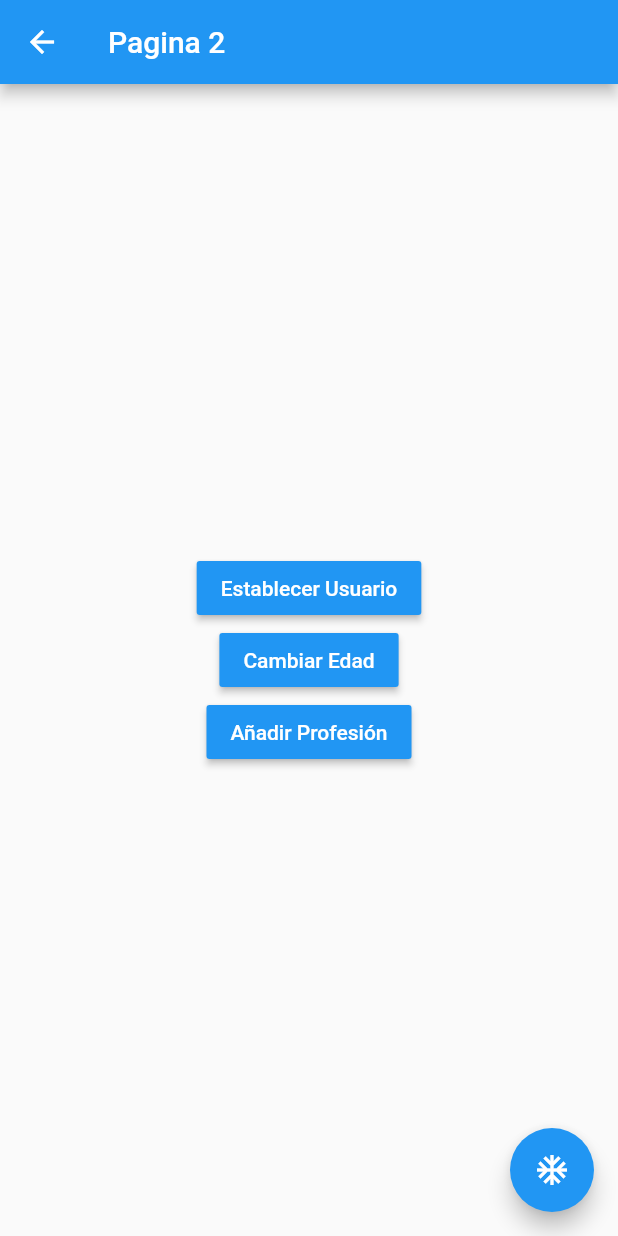
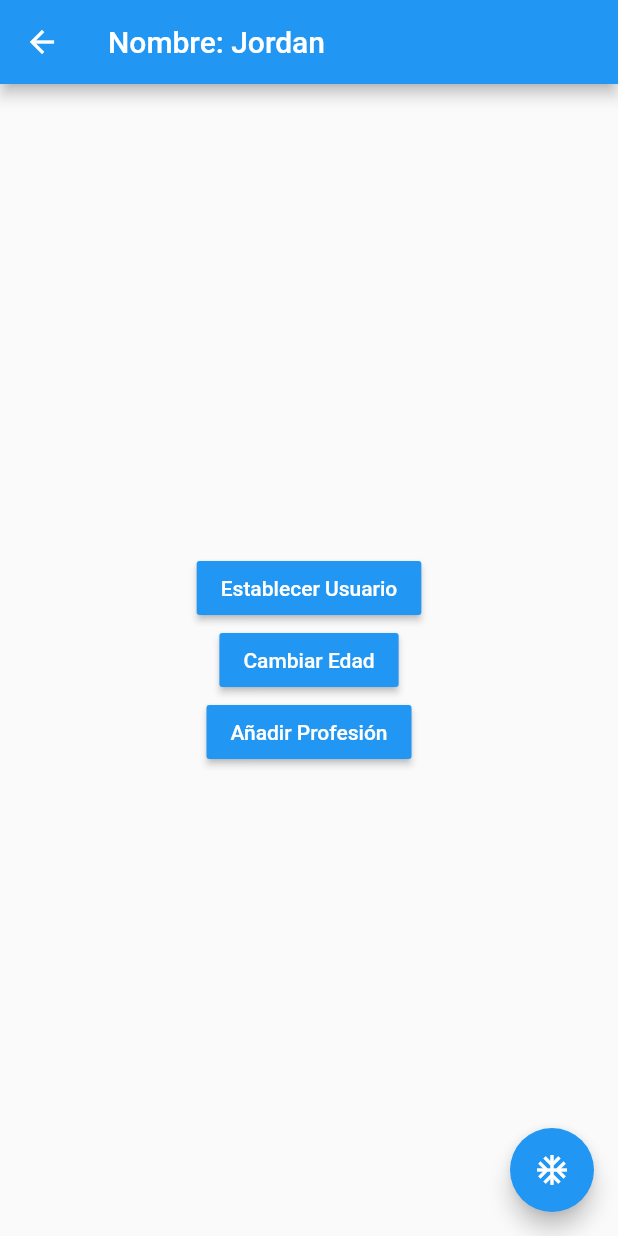
Before and after one commit to JordanGomez27/Flutter-ManejadorEstados, a Flutter app: the Pagina2Page screen opened by its route, after a tap on "Establecer Usuario", on a phone screen of 412 x 824 dp. Run offline on Flutter 3.47's test engine with Material 2 defaults, Android fonts, the phone set to English and light mode, and no system bars; accounts and stored records are empty.

```diff
--- a/lib/models/usuario.dart
+++ b/lib/models/usuario.dart
@@ -6,4 +6,6 @@ class Usuario {
 
   Usuario({ this.nombre, this.edad, this.profesiones });
 
+
+
 }
--- a/lib/pages/pagina1_page.dart
+++ b/lib/pages/pagina1_page.dart
@@ -1,13 +1,27 @@
+import 'package:estados/models/usuario.dart';
+import 'package:estados/services/service.dart';
 import 'package:flutter/material.dart';
+import 'package:provider/provider.dart';
 
 class Pagina1Page extends StatelessWidget {
   @override
   Widget build(BuildContext context) {
+    final usuarioService = Provider.of<UsuarioService>(context);
+
     return Scaffold(
       appBar: AppBar(
         title: Text('Pagina 1'),
+        actions: [
+          IconButton(
+              icon: Icon(Icons.exit_to_app),
+              onPressed: () {
+                usuarioService.removerUsuario();
+              })
+        ],
       ),
-      body: InformacionUsuario(),
+      body: usuarioService.existeUsuario
+          ? InformacionUsuario(user: usuarioService.usuario)
+          : Center(child: Text('No hay usuario seleccionado')),
       floatingActionButton: FloatingActionButton(
           child: Icon(Icons.ac_unit),
           onPressed: () {
@@ -18,6 +32,10 @@ class Pagina1Page extends StatelessWidget {
 }
 
 class InformacionUsuario extends StatelessWidget {
+  final Usuario user;
+
+  const InformacionUsuario({this.user});
+
   @override
   Widget build(BuildContext context) {
     return Container(
@@ -27,19 +45,21 @@ class InformacionUsuario extends StatelessWidget {
       child: Column(
         crossAxisAlignment: CrossAxisAlignment.start,
         children: [
-          Text( 'General', style: TextStyle( fontSize: 18, fontWeight: FontWeight.bold ) ),
+          Text('General',
+              style: TextStyle(fontSize: 18, fontWeight: FontWeight.bold)),
+          Divider(),
+          ListTile(title: Text('Nombre: ${this.user.nombre}')),
+          ListTile(title: Text('Edad: ${this.user.edad}')),
+          Text('Profesiones',
+              style: TextStyle(fontSize: 18, fontWeight: FontWeight.bold)),
           Divider(),
 
-          ListTile( title: Text('Nombre: ') ),
-          ListTile( title: Text('Edad: ') ),
-
-          Text( 'Profesiones', style: TextStyle( fontSize: 18, fontWeight: FontWeight.bold ) ),
-          Divider(),
-
-          ListTile( title: Text('Profesion 1: ') ),
-          ListTile( title: Text('Profesion 1: ') ),
-          ListTile( title: Text('Profesion 1: ') )
-
+          ...user.profesiones.map(
+            ( profesion ) => ListTile(
+              title: Text( profesion )
+            )
+          ).toList()
+          // ListTile(title: Text('Profesion 1: ')),
         ],
       ),
     );
--- a/lib/pages/pagina2_page.dart
+++ b/lib/pages/pagina2_page.dart
@@ -1,12 +1,18 @@
+import 'package:estados/models/usuario.dart';
+import 'package:estados/services/service.dart';
 import 'package:flutter/material.dart';
+import 'package:provider/provider.dart';
 
 class Pagina2Page extends StatelessWidget {
-
   @override
   Widget build(BuildContext context) {
+    final usuarioService = Provider.of<UsuarioService>(context);
+
     return Scaffold(
       appBar: AppBar(
-        title: Text('Pagina 2'),
+        title: usuarioService.existeUsuario
+            ? Text('Nombre: ${usuarioService.usuario.nombre}')
+            : Text('Pagina 2'),
       ),
       body: Center(
           child: Column(
@@ -14,28 +20,36 @@ class Pagina2Page extends StatelessWidget {
         children: [
           MaterialButton(
               color: Colors.blue,
-              child: Text('Establecer Usuario', style: TextStyle( color: Colors.white )),
-              onPressed: (){
-
-              }
-            ),
+              child: Text('Establecer Usuario',
+                  style: TextStyle(color: Colors.white)),
+              onPressed: () {
+                Usuario user = new Usuario(
+                    nombre: 'Jordan',
+                    edad: 30,
+                    profesiones: [
+                      'Developer Flutter',
+                      'Comentarista de batallas'
+                    ]);
+                usuarioService.usuario = user;
+              }),
           MaterialButton(
               color: Colors.blue,
-              child: Text('Cambiar Edad', style: TextStyle( color: Colors.white )),
-              onPressed: (){
-
-              }
-            ),
+              child:
+                  Text('Cambiar Edad', style: TextStyle(color: Colors.white)),
+              onPressed: () {
+                usuarioService.cambiarEdad(40);
+              }),
           MaterialButton(
               color: Colors.blue,
-              child: Text('Añadir Profesión', style: TextStyle( color: Colors.white )),
-              onPressed: (){
+              child: Text('Añadir Profesión',
+                  style: TextStyle(color: Colors.white)),
+              onPressed: () {
 
-              }
-            )
+                usuarioService.agregarProfesion();
+
+              })
         ],
-        )
-      ),
+      )),
       floatingActionButton: FloatingActionButton(
           child: Icon(Icons.ac_unit),
           onPressed: () {
--- /dev/null
+++ b/lib/services/service.dart
@@ -0,0 +1,32 @@
+import 'package:estados/models/usuario.dart';
+import 'package:flutter/cupertino.dart';
+
+class UsuarioService with ChangeNotifier {
+  Usuario _usuario;
+
+  Usuario get usuario => this._usuario;
+
+  bool get existeUsuario => (this._usuario != null) ? true : false;
+
+  set usuario(Usuario user) {
+    this._usuario = user;
+    notifyListeners();
+  }
+
+  void cambiarEdad(int edad) {
+    this._usuario.edad = edad;
+    notifyListeners();
+  }
+
+  void removerUsuario() {
+    this.usuario = null;
+    notifyListeners();
+  }
+
+  void agregarProfesion() {
+
+    this._usuario.profesiones.add('Profesion ${this._usuario.profesiones.length + 1}');
+    notifyListeners();
+
+  }
+}
--- a/pubspec.yaml
+++ b/pubspec.yaml
@@ -28,6 +28,7 @@ dependencies:
   # The following adds the Cupertino Icons font to your application.
   # Use with the CupertinoIcons class for iOS style icons.
   cupertino_icons: ^1.0.0
+  provider: ^4.3.2+3
 
 dev_dependencies:
   flutter_test:
```
Also changed, not shown: lib/main.dart (+8 -1 lines), pubspec.lock. Lines whose indentation alone changed are shown as unchanged.
